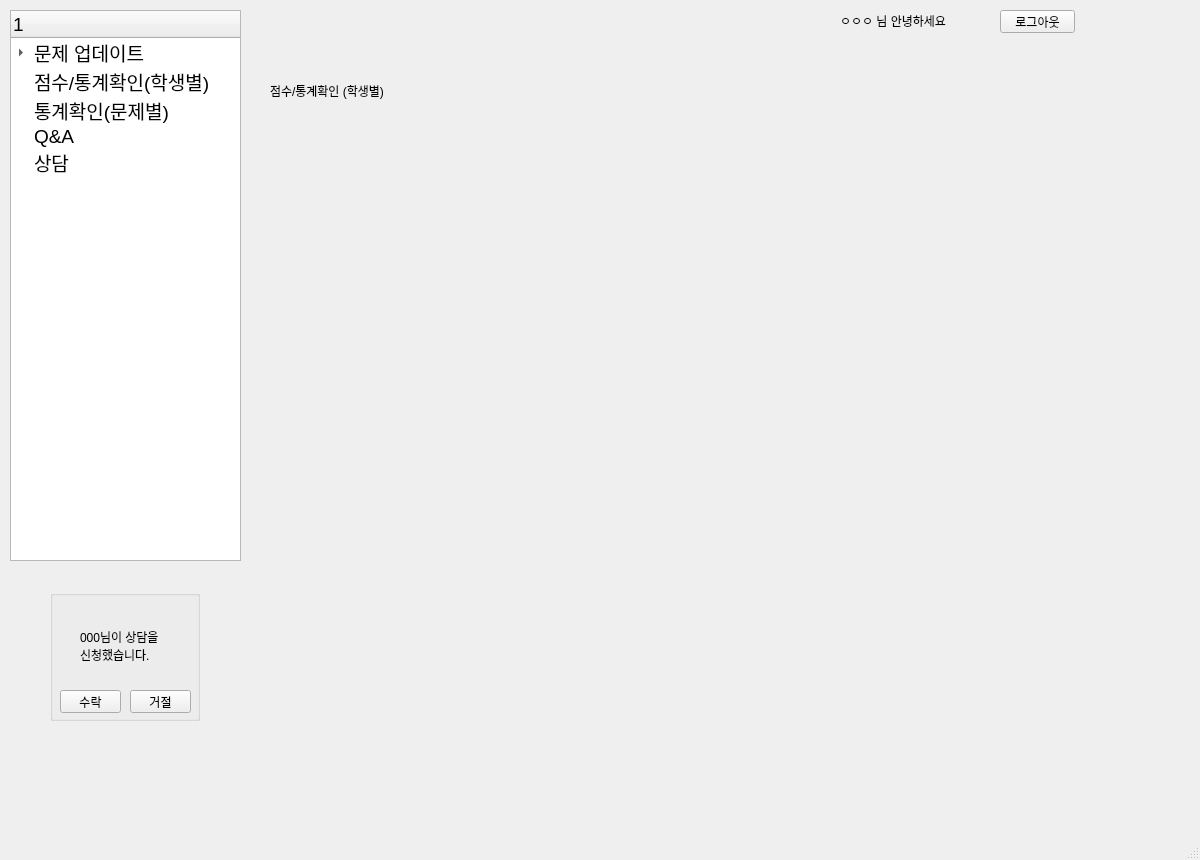
Old version of the form Teacher.ui in the repository gitaeyu/Education_app.
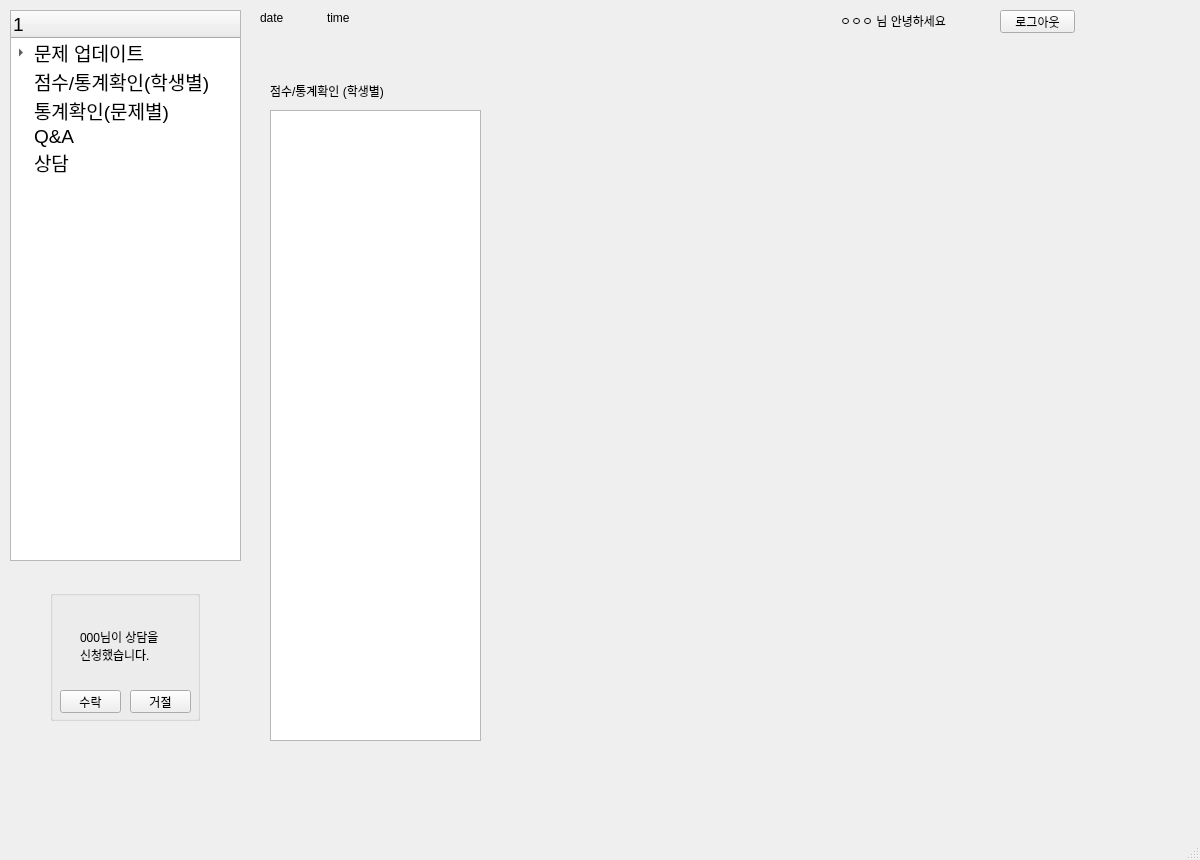
New version of the form. The open tabs and pages were chosen to show the change.

```diff
--- a/Teacher.ui
+++ b/Teacher.ui
@@ -932,6 +932,16 @@
          <string>점수/통계확인 (학생별)</string>
         </property>
        </widget>
+       <widget class="QListWidget" name="listWidget">
+        <property name="geometry">
+         <rect>
+          <x>20</x>
+          <y>70</y>
+          <width>211</width>
+          <height>631</height>
+         </rect>
+        </property>
+       </widget>
       </widget>
       <widget class="QWidget" name="page_8">
        <widget class="QLabel" name="label_19">
@@ -1262,6 +1272,32 @@
        </property>
       </widget>
      </widget>
+     <widget class="QLabel" name="lb_time">
+      <property name="geometry">
+       <rect>
+        <x>327</x>
+        <y>10</y>
+        <width>50</width>
+        <height>16</height>
+       </rect>
+      </property>
+      <property name="text">
+       <string>time</string>
+      </property>
+     </widget>
+     <widget class="QLabel" name="lb_date">
+      <property name="geometry">
+       <rect>
+        <x>260</x>
+        <y>10</y>
+        <width>60</width>
+        <height>16</height>
+       </rect>
+      </property>
+      <property name="text">
+       <string>date</string>
+      </property>
+     </widget>
     </widget>
    </widget>
   </widget>
```
